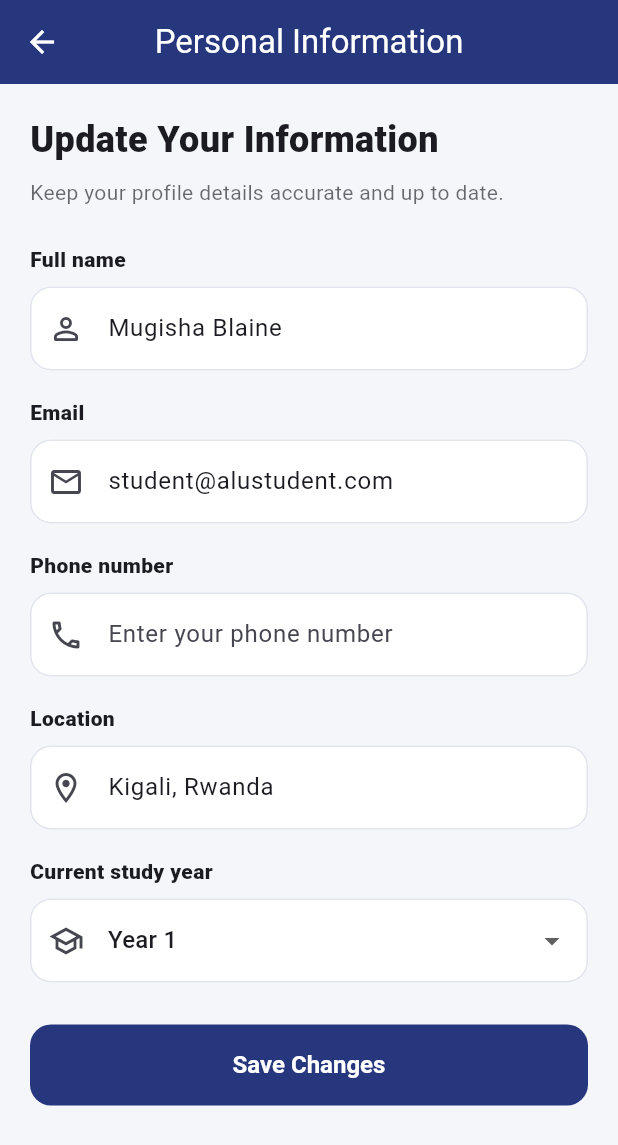
After one commit to mugisha-blaine/alu_hub, a Flutter app: the PersonalInformationScreen screen opened directly, on a phone screen of 412 x 824 dp. The commit adds this screen. Shown: the top 1145 px of the screen. Run offline on Flutter 3.47's test engine with Material 3 defaults, Android fonts, the phone set to English and light mode, and no system bars; our stand-ins replace flutter_riverpod.

Commit message:
add personal and skills screens

```diff
--- /dev/null
+++ b/lib/features/screens/personal_information_screen.dart
@@ -0,0 +1,195 @@
+import 'package:flutter/material.dart';
+
+class PersonalInformationScreen extends StatefulWidget {
+  const PersonalInformationScreen({super.key});
+
+  @override
+  State<PersonalInformationScreen> createState() {
+    return _PersonalInformationScreenState();
+  }
+}
+
+class _PersonalInformationScreenState extends State<PersonalInformationScreen> {
+  final formKey = GlobalKey<FormState>();
+
+  final fullNameController = TextEditingController(text: 'Mugisha Blaine');
+
+  final emailController = TextEditingController(text: 'student@alustudent.com');
+
+  final phoneController = TextEditingController();
+
+  final locationController = TextEditingController(text: 'Kigali, Rwanda');
+
+  String selectedStudyYear = 'Year 1';
+
+  final studyYears = ['Year 1', 'Year 2', 'Year 3', 'Year 4'];
+
+  @override
+  void dispose() {
+    fullNameController.dispose();
+    emailController.dispose();
+    phoneController.dispose();
+    locationController.dispose();
+    super.dispose();
+  }
+
+  void saveInformation() {
+    if (!formKey.currentState!.validate()) {
+      return;
+    }
+
+    ScaffoldMessenger.of(context).showSnackBar(
+      const SnackBar(content: Text('Personal information saved successfully')),
+    );
+  }
+
+  @override
+  Widget build(BuildContext context) {
+    return Scaffold(
+      appBar: AppBar(title: const Text('Personal Information')),
+      body: SafeArea(
+        child: Form(
+          key: formKey,
+          child: ListView(
+            padding: const EdgeInsets.all(20),
+            children: [
+              const Text(
+                'Update Your Information',
+                style: TextStyle(fontSize: 24, fontWeight: FontWeight.w900),
+              ),
+
+              const SizedBox(height: 8),
+
+              Text(
+                'Keep your profile details accurate and up to date.',
+                style: TextStyle(
+                  color: Theme.of(
+                    context,
+                  ).textTheme.bodyMedium?.color?.withOpacity(0.65),
+                ),
+              ),
+
+              const SizedBox(height: 25),
+
+              const _FieldLabel('Full name'),
+
+              const SizedBox(height: 8),
+
+              TextFormField(
+                controller: fullNameController,
+                textCapitalization: TextCapitalization.words,
+                decoration: const InputDecoration(
+                  hintText: 'Enter your full name',
+                  prefixIcon: Icon(Icons.person_outline_rounded),
+                ),
+                validator: (value) {
+                  if (value == null || value.trim().isEmpty) {
+                    return 'Please enter your full name';
+                  }
+
+                  return null;
+                },
+              ),
+
+              const SizedBox(height: 18),
+
+              const _FieldLabel('Email'),
+
+              const SizedBox(height: 8),
+
+              TextFormField(
+                controller: emailController,
+                keyboardType: TextInputType.emailAddress,
+                decoration: const InputDecoration(
+                  hintText: 'Enter your email',
+                  prefixIcon: Icon(Icons.email_outlined),
+                ),
+                validator: (value) {
+                  if (value == null || value.trim().isEmpty) {
+                    return 'Please enter your email';
+                  }
+
+                  if (!value.contains('@')) {
+                    return 'Please enter a valid email';
+                  }
+
+                  return null;
+                },
+              ),
+
+              const SizedBox(height: 18),
+
+              const _FieldLabel('Phone number'),
+
+              const SizedBox(height: 8),
+
+              TextFormField(
+                controller: phoneController,
+                keyboardType: TextInputType.phone,
+                decoration: const InputDecoration(
+                  hintText: 'Enter your phone number',
+                  prefixIcon: Icon(Icons.phone_outlined),
+                ),
+              ),
+
+              const SizedBox(height: 18),
+
+              const _FieldLabel('Location'),
+
+              const SizedBox(height: 8),
+
+              TextFormField(
+                controller: locationController,
+                decoration: const InputDecoration(
+                  hintText: 'Enter your location',
+                  prefixIcon: Icon(Icons.location_on_outlined),
+                ),
+              ),
+
+              const SizedBox(height: 18),
+
+              const _FieldLabel('Current study year'),
+
+              const SizedBox(height: 8),
+
+              DropdownButtonFormField<String>(
+                value: selectedStudyYear,
+                decoration: const InputDecoration(
+                  prefixIcon: Icon(Icons.school_outlined),
+                ),
+                items: studyYears.map((year) {
+                  return DropdownMenuItem(value: year, child: Text(year));
+                }).toList(),
+                onChanged: (value) {
+                  if (value != null) {
+                    setState(() {
+                      selectedStudyYear = value;
+                    });
+                  }
+                },
+              ),
+
+              const SizedBox(height: 28),
+
+              FilledButton(
+                onPressed: saveInformation,
+                child: const Text('Save Changes'),
+              ),
+            ],
+          ),
+        ),
+      ),
+    );
+  }
+}
+
+class _FieldLabel extends StatelessWidget {
+  final String title;
+
+  const _FieldLabel(this.title);
+
+  @override
+  Widget build(BuildContext context) {
+    return Text(title, style: const TextStyle(fontWeight: FontWeight.w800));
+  }
+}
```
Also changed, not shown: lib/features/screens/skills_interests_screen.dart (added, +166 -0 lines), lib/features/screens/student_profile_screen.dart (+15 -13 lines).
